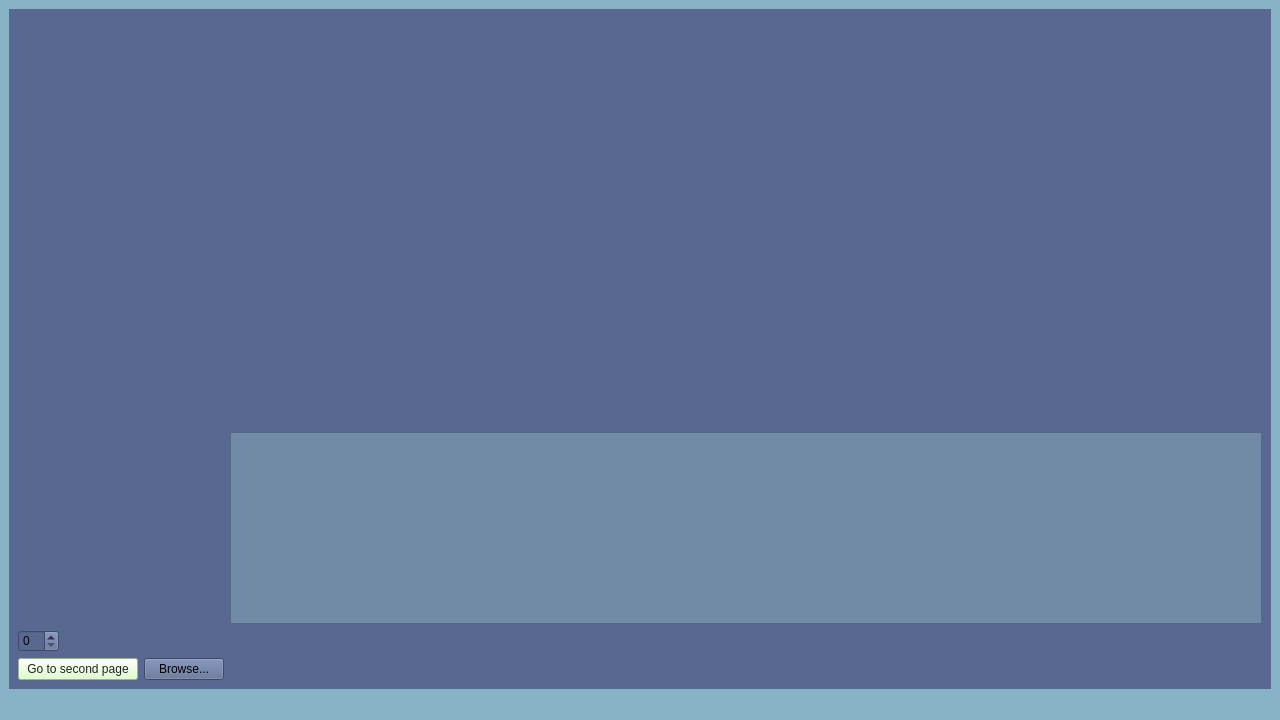
First picture: the form in mainwindow.ui, repository DreaMTH/DataAnalysis, before the edit.
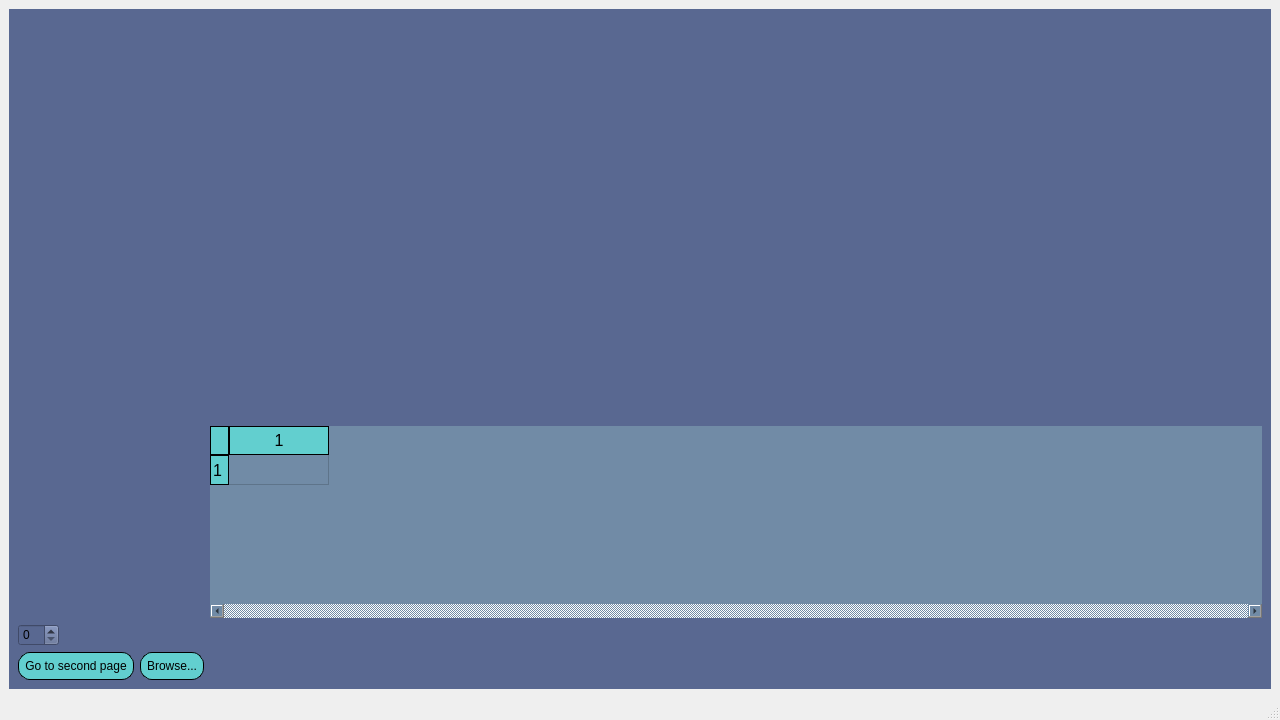
Second picture: the form after the edit.

Commit message: rewriting stylesheets 4/7/23

Diff of the .ui file:
```diff
--- a/mainwindow.ui
+++ b/mainwindow.ui
@@ -20,7 +20,12 @@
    <string>MainWindow</string>
   </property>
   <property name="styleSheet">
-   <string notr="true">background-color: rgb(136, 178, 197);</string>
+   <string notr="true">background-color: rgb(136, 178, 197);
+QPushButton
+{
+	background-color: rgb(0,0,255);
+}
+</string>
   </property>
   <widget class="QWidget" name="centralwidget">
    <layout class="QGridLayout" name="gridLayout_2">
@@ -35,6 +40,38 @@
          <number>0</number>
         </property>
         <widget class="QWidget" name="page">
+         <property name="styleSheet">
+          <string notr="true">QTableWidget QTableCornerButton::section {
+    background-color: rgb(98, 207, 207);
+    border: 1px solid rgb(0,0,0);
+}
+QTableWidget::item::selected
+{
+	background-color: rgb(98, 207, 207);
+    border: 1px solid rgb(0,0,0);
+}
+QHeaderView::section {
+   	background-color: rgb(98, 207, 207);
+    padding: 2px;
+    border: 1px solid rgb(0,0,0);
+    font-size: 12pt;
+}
+QPushButton
+{	
+	font: 12pt &quot;Arial&quot;;
+	background-color: rgb(98, 207, 207);
+	border-style: outset;
+    border-width: 1px;
+    border-radius: 12px;
+    border-color: black;
+	padding: 6px;
+}
+QPushButton:hover
+{
+	background-color: rgb(97, 168, 255);
+}
+</string>
+         </property>
          <layout class="QGridLayout" name="gridLayout_3">
           <item row="3" column="2">
            <spacer name="horizontalSpacer">
@@ -59,19 +96,25 @@
             </property>
             <property name="minimumSize">
              <size>
-              <width>120</width>
+              <width>0</width>
               <height>0</height>
              </size>
             </property>
             <property name="styleSheet">
-             <string notr="true">font: 12pt &quot;MS Gothic&quot;;
-color: rgb(35, 35, 35);
-background-color: rgb(215, 255, 193);
-</string>
+             <string notr="true"/>
             </property>
             <property name="text">
              <string>Go to second page</string>
             </property>
+            <property name="checkable">
+             <bool>false</bool>
+            </property>
+            <property name="autoExclusive">
+             <bool>false</bool>
+            </property>
+            <property name="flat">
+             <bool>false</bool>
+            </property>
            </widget>
           </item>
           <item row="3" column="1">
@@ -105,6 +148,29 @@
              <string notr="true">background-color: rgb(113, 139, 166);
 font: 10pt &quot;Segoe UI&quot;;</string>
             </property>
+            <property name="frameShape">
+             <enum>QFrame::NoFrame</enum>
+            </property>
+            <property name="horizontalScrollBarPolicy">
+             <enum>Qt::ScrollBarAlwaysOn</enum>
+            </property>
+            <property name="alternatingRowColors">
+             <bool>false</bool>
+            </property>
+            <property name="horizontalScrollMode">
+             <enum>QAbstractItemView::ScrollPerItem</enum>
+            </property>
+            <property name="showGrid">
+             <bool>true</bool>
+            </property>
+            <property name="rowCount">
+             <number>1</number>
+            </property>
+            <property name="columnCount">
+             <number>1</number>
+            </property>
+            <row/>
+            <column/>
            </widget>
           </item>
           <item row="0" column="0">
```
Left out of the diff: 3 changed lines with no effect on the pictures. The commit also changes 1 other file.
